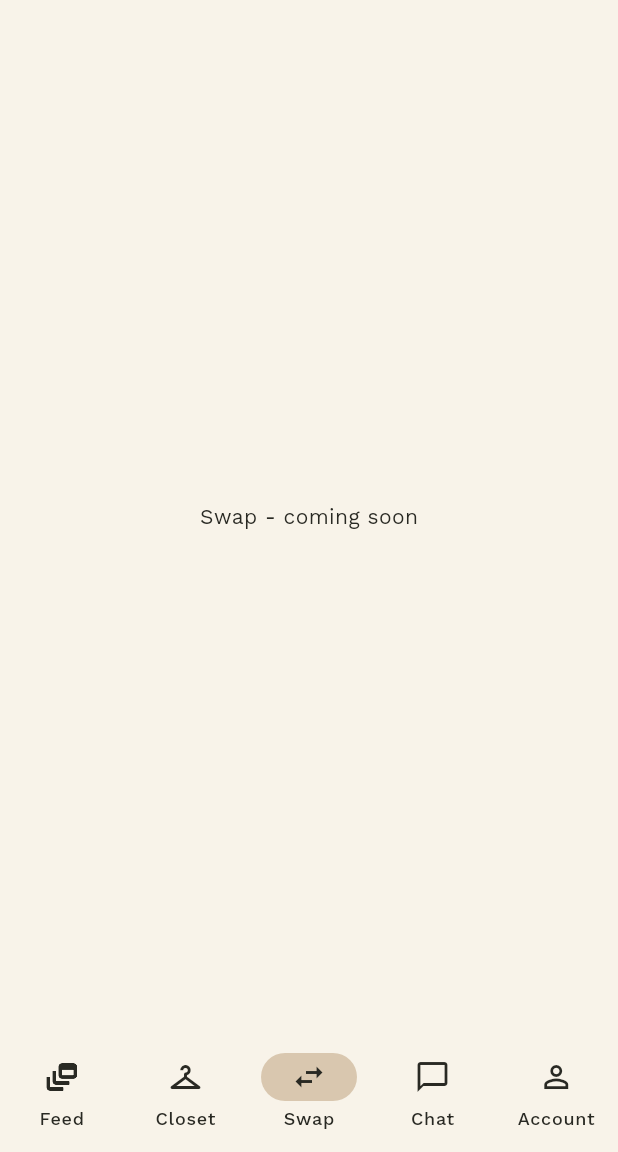
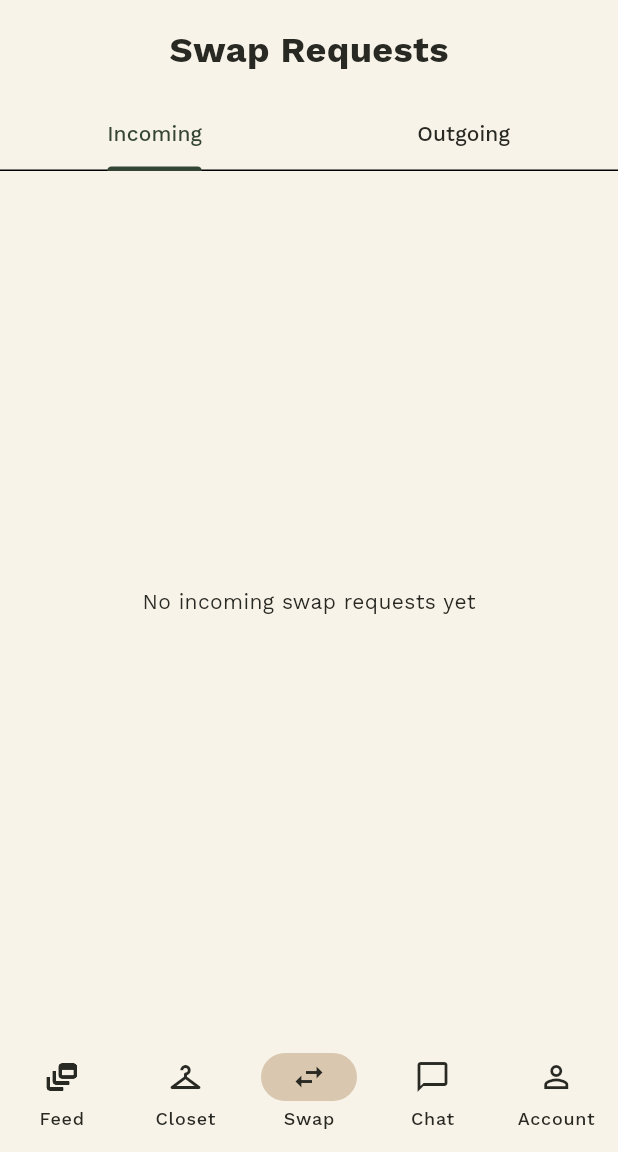
Before and after one commit to the-closet-club-mobile/TCC-mobile, a Flutter app: the screen it shows after launch, item 3 of the bottom bar chosen, on a phone screen of 412 x 824 dp, the part 84-1236 px from its top. Run offline on Flutter 3.47's test engine with Material 3 defaults, Android fonts, the phone set to English and light mode, and no system bars; our stand-ins replace google_fonts, material_ui; missing offline and left inert: pbp_django_auth; Roboto replaces fonts that are missing (Gloock).

Commit message:
feat(swap): add incoming and outgoing tabs

```diff
--- a/lib/modules/swap/screens/swap_screen.dart
+++ b/lib/modules/swap/screens/swap_screen.dart
@@ -5,6 +5,34 @@ class SwapScreen extends StatelessWidget {
 
   @override
   Widget build(BuildContext context) {
-    return const Center(child: Text('Swap - coming soon'));
+    return const DefaultTabController(
+      length: 2,
+      child: Column(
+        children: [
+          Padding(
+            padding: EdgeInsets.all(16),
+            child: Text(
+              'Swap Requests',
+              style: TextStyle(fontSize: 24, fontWeight: FontWeight.bold),
+            ),
+          ),
+
+          TabBar(
+            tabs: [
+              Tab(text: 'Incoming'),
+              Tab(text: 'Outgoing'),
+            ],
+          ),
+          Expanded(
+            child: TabBarView(
+              children: [
+                Center(child: Text('No incoming swap requests yet')),
+                Center(child: Text('No outgoing swap requests yet')),
+              ],
+            ),
+          ),
+        ],
+      ),
+    );
   }
 }
```
